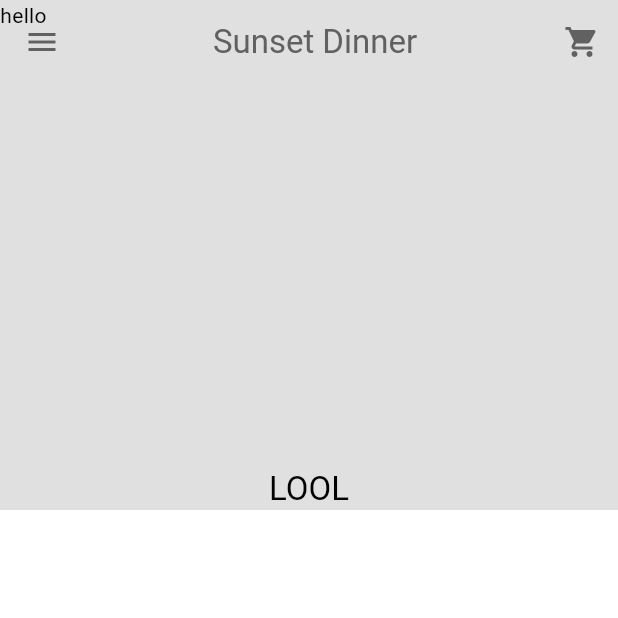
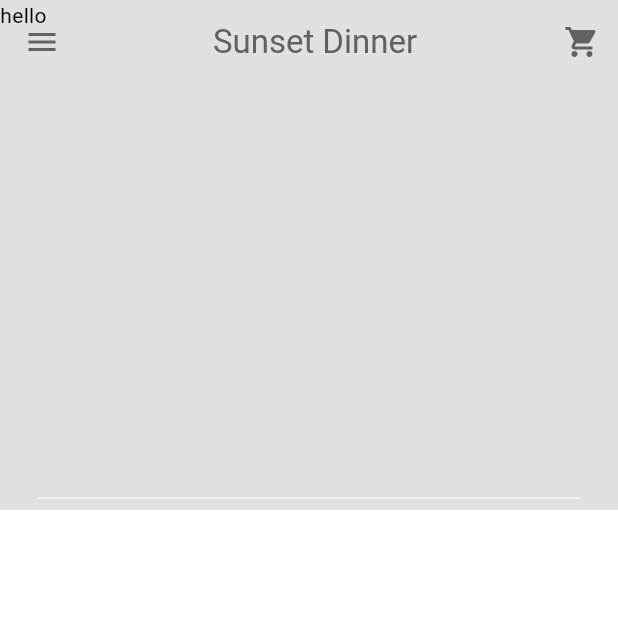
Before and after one commit to david123mbah/KmerChoop---food-dilivery-App, a Flutter app: the screen it shows after launch, after a tap on "Sign In", on a phone screen of 412 x 824 dp, the top half of it. Run offline on Flutter 3.47's test engine with Material 3 defaults, Android fonts, the phone set to English and light mode, and no system bars.

Commit message:
designed appber in hompage

```diff
--- a/lib/components/my_appbar.dart
+++ b/lib/components/my_appbar.dart
@@ -29,7 +29,10 @@ class MyAppbar extends StatelessWidget {
       foregroundColor: Theme.of(context).colorScheme.inversePrimary,
       title: const Center(child: Text( "Sunset Dinner")) ,
       flexibleSpace: FlexibleSpaceBar(
-        background: child,
+        background: Padding(
+          padding: const EdgeInsets.only(bottom: 50 ),
+          child: child,
+        ),
         title: title,
         centerTitle:  true,
         titlePadding:  const EdgeInsets.only( left: 0 , right: 0, top: 0),
--- a/lib/pages/homepage.dart
+++ b/lib/pages/homepage.dart
@@ -18,11 +18,25 @@ class _HomepageState extends State<Homepage> {
       body: NestedScrollView(
         headerSliverBuilder:(context , innerBoxisScrolled) =>
         [
-          const MyAppbar(
+           MyAppbar(
             title: Column(
               mainAxisAlignment: MainAxisAlignment.end,
               children: [
-                Text("LOOL"),
+                Divider( indent: 25, endIndent: 25, color: Theme.of(context).colorScheme.secondary,),
+
+                // my location
+
+
+
+
+
+
+                //  my discribtion
+
+
+
+
+
               ],
             ),
             child: Text("hello"))
```
